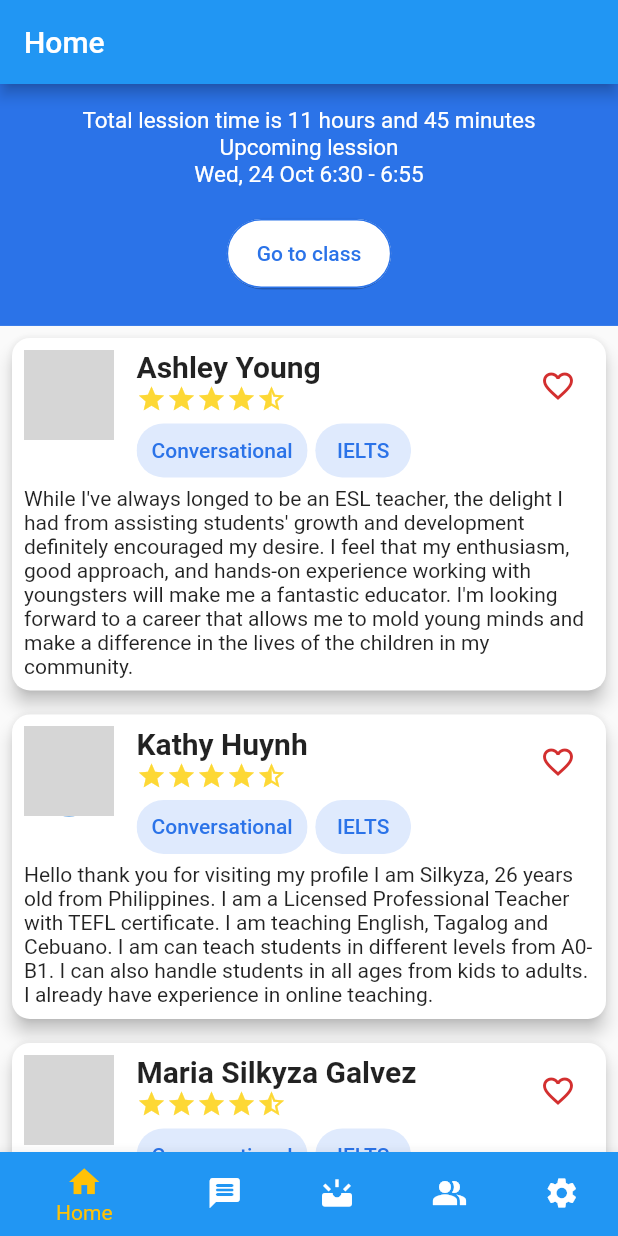
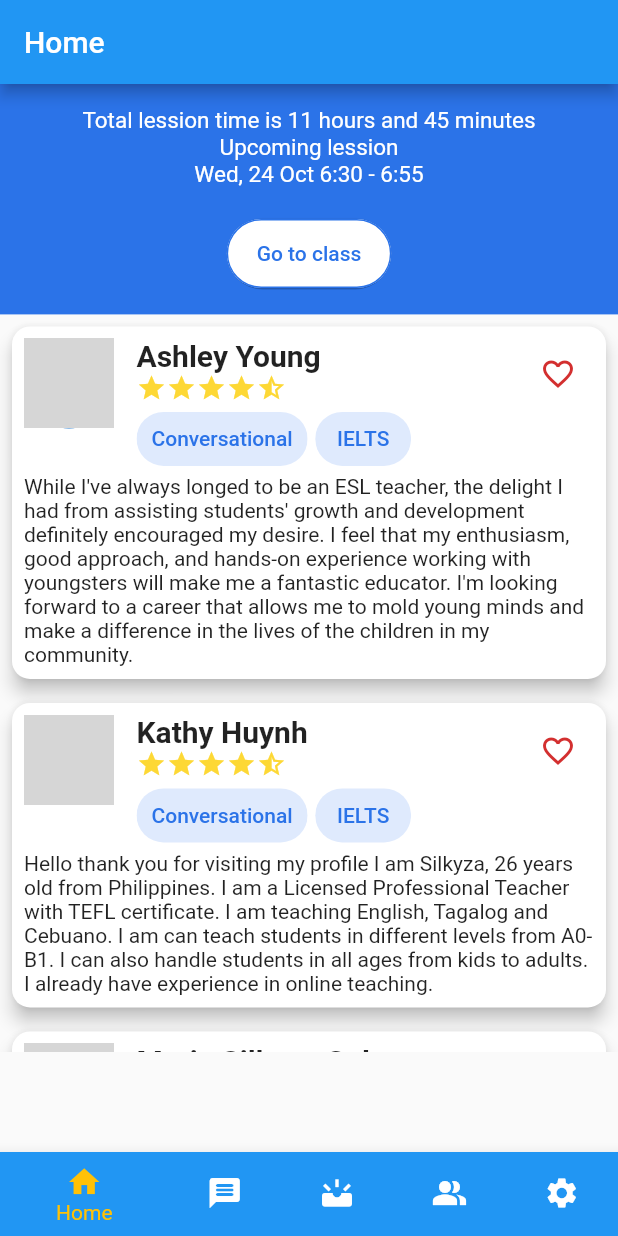
Before and after one commit to hoangpm6814/One-On-One-Learning, a Flutter app: the screen it shows after launch, on a phone screen of 412 x 824 dp. Run offline on Flutter 3.47's test engine with Material 2 defaults, Android fonts, the phone set to English and light mode, and no system bars; our stand-ins replace flutter_svg; network calls fail; grey boxes are pictures that could not be loaded.

Commit message:
Fix height list tutor

```diff
--- a/lib/screens/Tutor/search_tutor_list_screen.dart
+++ b/lib/screens/Tutor/search_tutor_list_screen.dart
@@ -87,7 +87,7 @@ class SearchTutorListScreen extends StatelessWidget {
               : Container(
                   height: (MediaQuery.of(context).size.height -
                           MediaQuery.of(context).padding.top) *
-                      0.8,
+                      0.62,
                   child: ListView.builder(
                     itemBuilder: (ctx, index) {
                       return CardTutor(tutor: tutors[index]);
--- a/lib/screens/Tutor/tutor_list_screen.dart
+++ b/lib/screens/Tutor/tutor_list_screen.dart
@@ -21,8 +21,10 @@ class TutorListScreen extends StatelessWidget {
         children: <Widget>[
           Container(
             height: (MediaQuery.of(context).size.height -
-                    (MediaQuery.of(context).padding.top + kToolbarHeight)) *
-                0.21,
+                    (MediaQuery.of(context).padding.top +
+                        MediaQuery.of(context).padding.bottom +
+                        kToolbarHeight)) *
+                0.2,
             padding: const EdgeInsets.all(15.0),
             color: kPrimaryColor,
             child: Heading(),
@@ -31,8 +33,10 @@ class TutorListScreen extends StatelessWidget {
               ? Container()
               : Container(
                   height: (MediaQuery.of(context).size.height -
-                          MediaQuery.of(context).padding.top) *
-                      0.79,
+                          (MediaQuery.of(context).padding.top +
+                              MediaQuery.of(context).padding.bottom +
+                              kToolbarHeight)) *
+                      0.64,
                   child: ListView.builder(
                     itemBuilder: (ctx, index) {
                       return CardTutor(tutor: tutors[index]);
```
